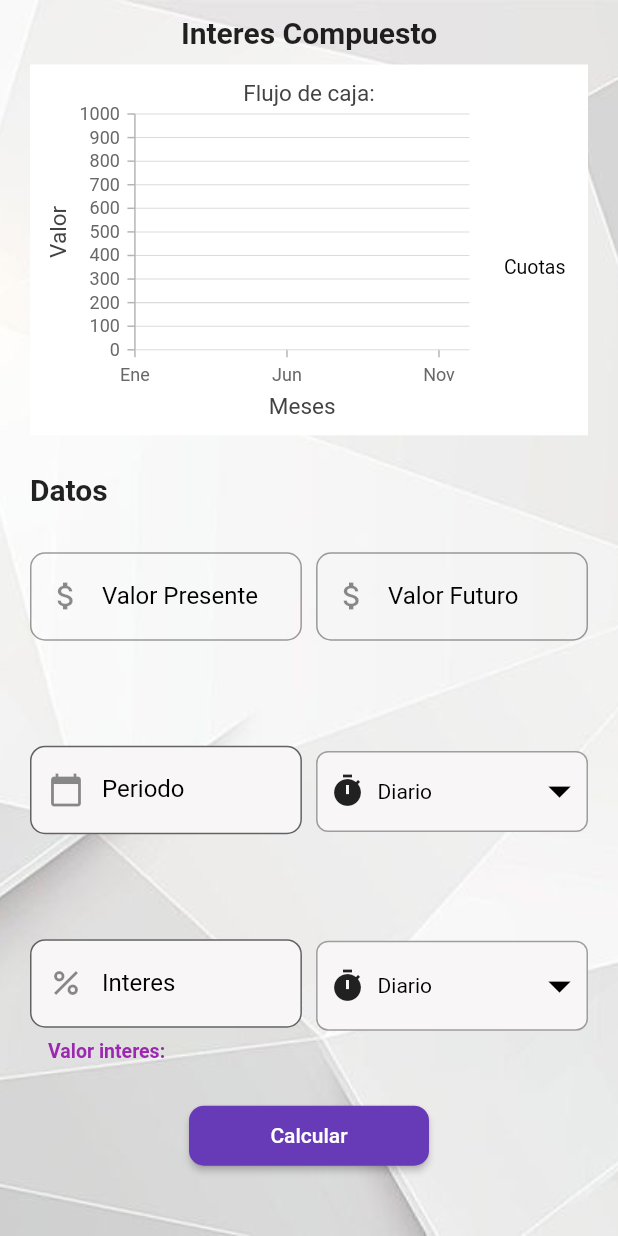
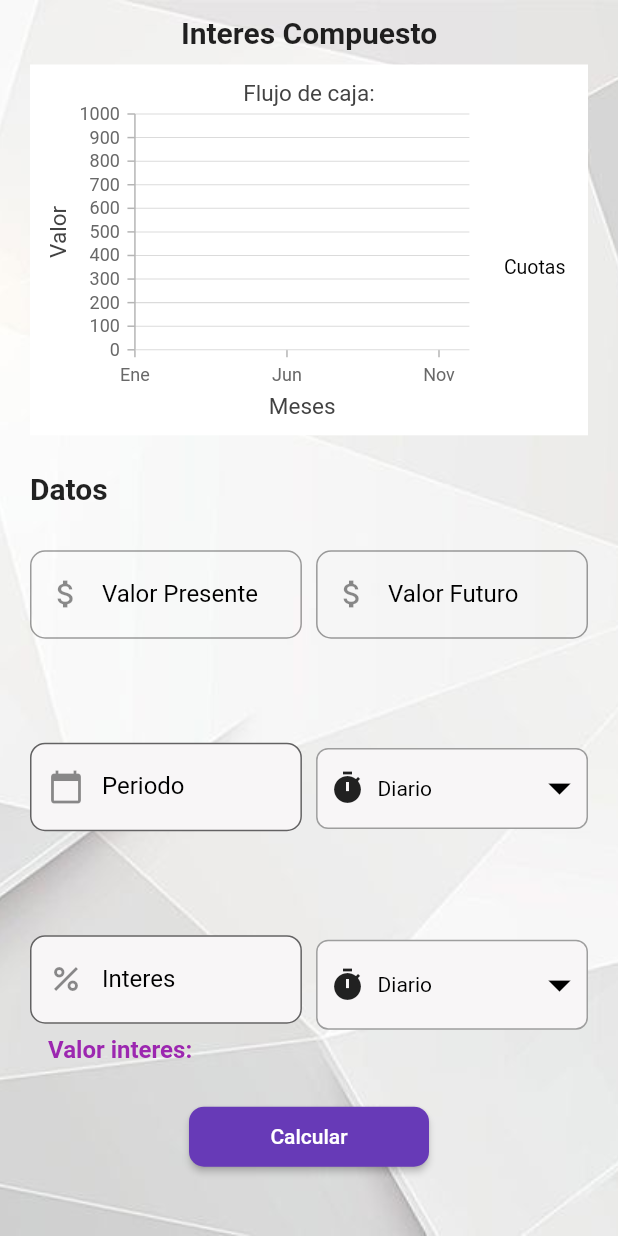
Before and after one commit to valfonsoardila/EcoFinanza-App, a Flutter app: the CompoundInterestView screen opened directly, on a phone screen of 412 x 824 dp. Run offline on Flutter 3.47's test engine with Material 2 defaults, Android fonts, the light colour scheme and no system bars; our stand-ins replace animate_do, animated_text_kit, currency_text_input_formatter, get, shared_preferences, syncfusion_flutter_charts; accounts and stored records are empty.

Commit message:
Vistas de interses modificadas

```diff
--- a/lib/ui/views/compoundInterest_view.dart
+++ b/lib/ui/views/compoundInterest_view.dart
@@ -640,7 +640,7 @@ class _CompoundInterestViewState extends State<CompoundInterestView> {
                                     colors: gradientColors,
                                   ).colors[1],
                                   fontWeight: FontWeight.bold,
-                                  fontSize: 13,
+                                  fontSize: 16,
                                 ),
                                 filled:
                                     true, // Esta propiedad indica que el fondo debe estar lleno.
--- a/lib/ui/views/simpleInterest_view.dart
+++ b/lib/ui/views/simpleInterest_view.dart
@@ -656,7 +656,7 @@ class _SimpleInterestViewState extends State<SimpleInterestView> {
                                     colors: gradientColors,
                                   ).colors[0],
                                   fontWeight: FontWeight.bold,
-                                  fontSize: 13,
+                                  fontSize: 16,
                                 ),
                                 filled:
                                     true, // Esta propiedad indica que el fondo debe estar lleno.
```
